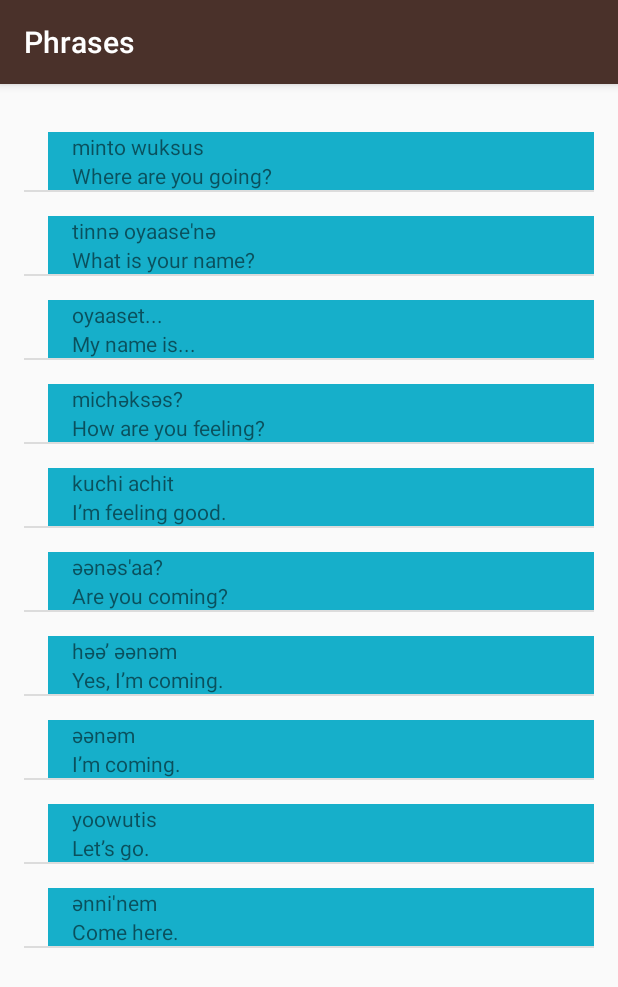
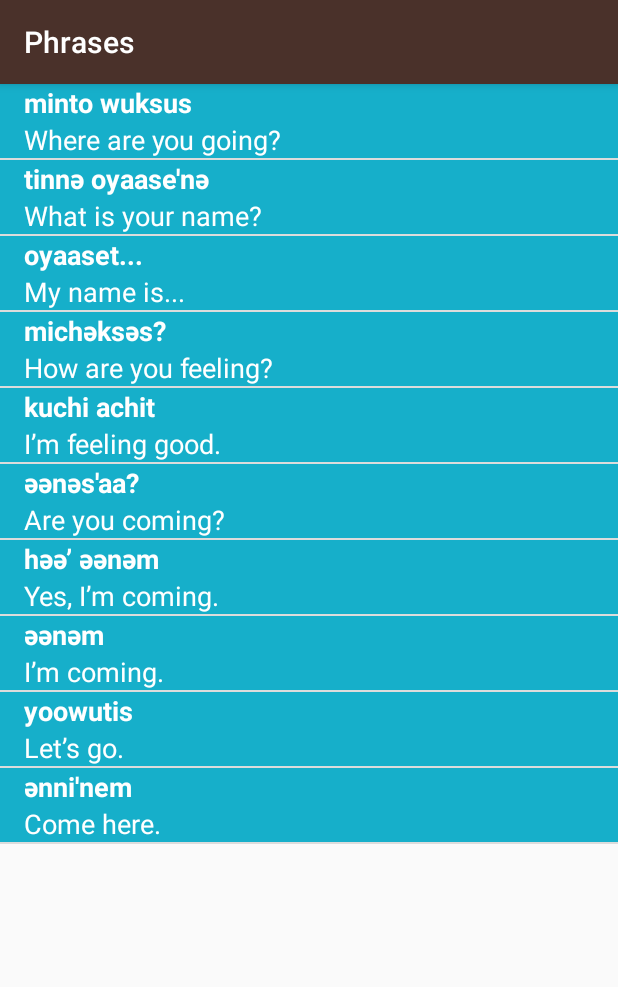
Before and after one commit to roymustangnet/UdAd-3nd-practice-Micow, an Android app: the PhrasesActivity screen opened directly, with no data from a screen before it, on a phone screen of 412 x 824 dp. Shown: the top 987 px of the screen. Run offline under Robolectric (Android 15) with nearby library versions, the phone set to English and light mode, and no system bars.

Commit message:
complete beautful

```diff
--- a/app/src/main/res/layout/activity_colors.xml
+++ b/app/src/main/res/layout/activity_colors.xml
@@ -6,9 +6,5 @@
     android:orientation="vertical"
     android:layout_width="match_parent"
     android:layout_height="match_parent"
-    android:paddingBottom="@dimen/activity_vertical_margin"
-    android:paddingLeft="@dimen/activity_horizontal_margin"
-    android:paddingRight="@dimen/activity_horizontal_margin"
-    android:paddingTop="@dimen/activity_vertical_margin"
     android:numColumns="2"
     tools:context="com.example.android.miwok.NumbersActivity"/>
--- a/app/src/main/res/layout/activity_family.xml
+++ b/app/src/main/res/layout/activity_family.xml
@@ -6,9 +6,5 @@
     android:orientation="vertical"
     android:layout_width="match_parent"
     android:layout_height="match_parent"
-    android:paddingBottom="@dimen/activity_vertical_margin"
-    android:paddingLeft="@dimen/activity_horizontal_margin"
-    android:paddingRight="@dimen/activity_horizontal_margin"
-    android:paddingTop="@dimen/activity_vertical_margin"
     android:numColumns="2"
     tools:context="com.example.android.miwok.NumbersActivity"/>
--- a/app/src/main/res/layout/activity_numbers.xml
+++ b/app/src/main/res/layout/activity_numbers.xml
@@ -6,9 +6,5 @@
     android:orientation="vertical"
     android:layout_width="match_parent"
     android:layout_height="match_parent"
-    android:paddingBottom="@dimen/activity_vertical_margin"
-    android:paddingLeft="@dimen/activity_horizontal_margin"
-    android:paddingRight="@dimen/activity_horizontal_margin"
-    android:paddingTop="@dimen/activity_vertical_margin"
     android:numColumns="2"
     tools:context="com.example.android.miwok.NumbersActivity"/>
--- a/app/src/main/res/layout/activity_phrases.xml
+++ b/app/src/main/res/layout/activity_phrases.xml
@@ -6,9 +6,5 @@
     android:orientation="vertical"
     android:layout_width="match_parent"
     android:layout_height="match_parent"
-    android:paddingBottom="@dimen/activity_vertical_margin"
-    android:paddingLeft="@dimen/activity_horizontal_margin"
-    android:paddingRight="@dimen/activity_horizontal_margin"
-    android:paddingTop="@dimen/activity_vertical_margin"
     android:numColumns="2"
     tools:context="com.example.android.miwok.NumbersActivity"/>
--- a/app/src/main/res/layout/list_item.xml
+++ b/app/src/main/res/layout/list_item.xml
@@ -4,15 +4,15 @@
     xmlns:android="http://schemas.android.com/apk/res/android"
     xmlns:tools="http://schemas.android.com/tools"
     android:layout_width="match_parent"
-    android:layout_height="match_parent"
+    android:layout_height="wrap_content"
     android:orientation="horizontal"
-    android:paddingLeft="16dp"
-    android:paddingTop="16dp">
+
+    >
 
     <ImageView
         android:id="@+id/display_image"
-        android:layout_width="wrap_content"
-        android:layout_height="wrap_content"
+        android:layout_width="@dimen/list_item_height"
+        android:layout_height="@dimen/list_item_height"
         tools:src="@mipmap/ic_launcher" />
 
     <LinearLayout
@@ -24,14 +24,23 @@
 
         <TextView
             android:id="@+id/miwok_text_view"
-            android:layout_width="wrap_content"
-            android:layout_height="wrap_content"
+            android:layout_width="match_parent"
+            android:layout_height="0dp"
+            android:layout_weight="1"
+            android:gravity="bottom"
+            android:textAppearance="?android:textAppearanceMedium"
+            android:textColor="@android:color/white"
+            android:textStyle="bold"
             tools:text="lutti" />
 
         <TextView
             android:id="@+id/default_text_view"
-            android:layout_width="wrap_content"
-            android:layout_height="wrap_content"
+            android:layout_width="match_parent"
+            android:layout_height="0dp"
+            android:layout_weight="1"
+            android:gravity="top"
+            android:textAppearance="?android:textAppearanceMedium"
+            android:textColor="@android:color/white"
             tools:text="one" />
     </LinearLayout>
 
```
